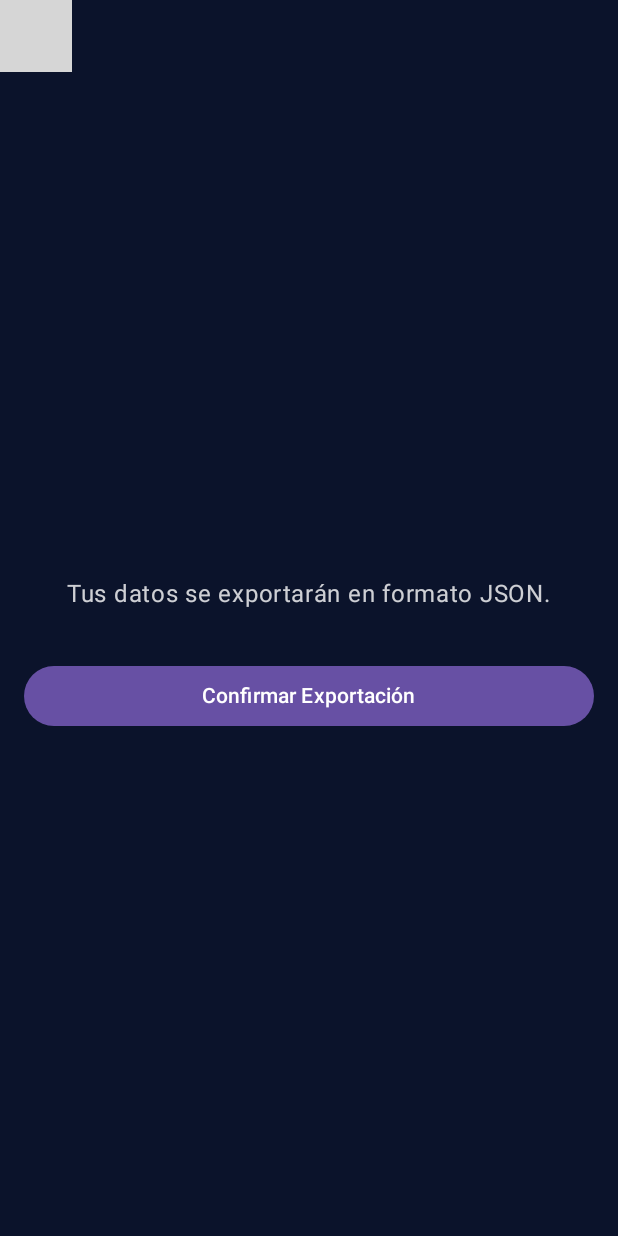
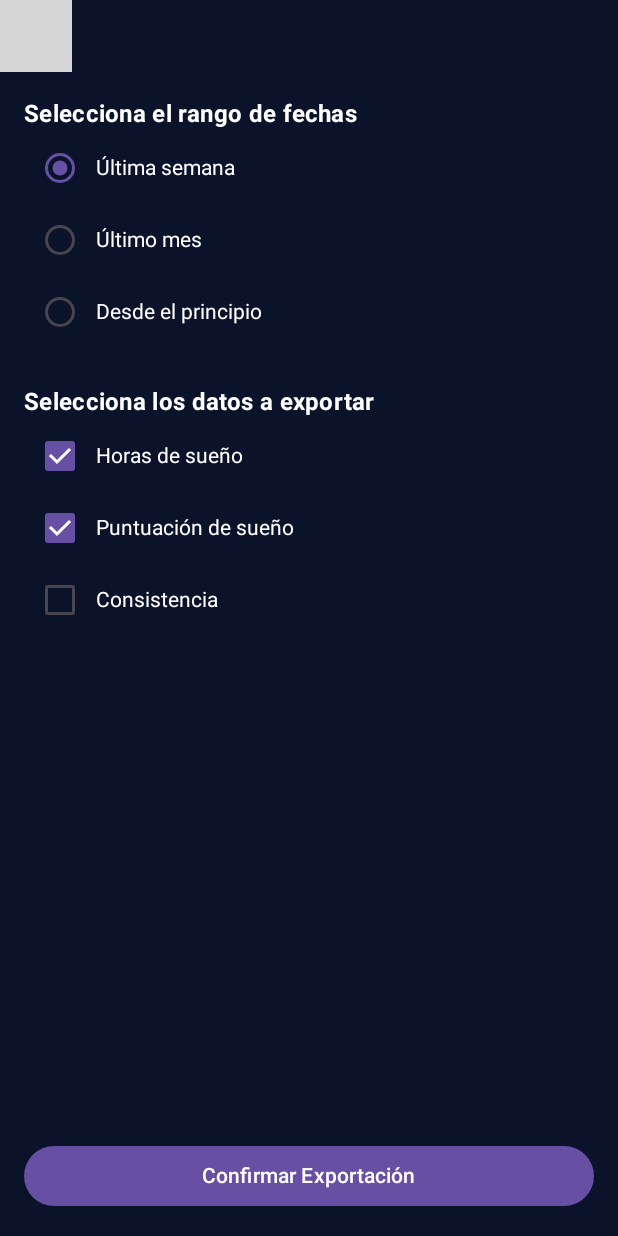
Before and after one commit to Nix-ui/Morfeo, an Android app built with Jetpack Compose: the @Preview function PreviewExportDataScreen, on a phone screen of 412 x 824 dp. Run offline under Robolectric (Android 15) with nearby library versions, the phone set to English and light mode, and no system bars; 1 statement that could not run was skipped; grey boxes are pictures that could not be loaded.

Commit message:
agragada política de privacidad y mejora de exportación

```diff
--- a/app/src/main/java/com/ucb/morfeo/features/settings/presentation/ExportDataScreen.kt
+++ b/app/src/main/java/com/ucb/morfeo/features/settings/presentation/ExportDataScreen.kt
@@ -2,23 +2,30 @@ package com.ucb.morfeo.features.settings.presentation
 
 import android.content.Context
 import android.widget.Toast
+import androidx.compose.foundation.clickable
 import androidx.compose.foundation.layout.Arrangement
 import androidx.compose.foundation.layout.Column
+import androidx.compose.foundation.layout.Row
 import androidx.compose.foundation.layout.Spacer
 import androidx.compose.foundation.layout.fillMaxSize
 import androidx.compose.foundation.layout.fillMaxWidth
 import androidx.compose.foundation.layout.height
 import androidx.compose.foundation.layout.padding
+import androidx.compose.foundation.rememberScrollState
+import androidx.compose.foundation.verticalScroll
 import androidx.compose.material3.Button
+import androidx.compose.material3.Checkbox
 import androidx.compose.material3.MaterialTheme
+import androidx.compose.material3.RadioButton
 import androidx.compose.material3.Scaffold
 import androidx.compose.material3.Text
-import androidx.compose.runtime.Composable
+import androidx.compose.runtime.*
 import androidx.compose.ui.Alignment
 import androidx.compose.ui.Modifier
 import androidx.compose.ui.graphics.Color
 import androidx.compose.ui.platform.LocalContext
 import androidx.compose.ui.res.colorResource
+import androidx.compose.ui.text.font.FontWeight
 import androidx.compose.ui.tooling.preview.Preview
 import androidx.compose.ui.unit.dp
 import com.ucb.morfeo.R
@@ -31,6 +38,17 @@ fun ExportDataScreen(
     viewModel: SettingsViewModel = koinViewModel()
 ) {
     val context = LocalContext.current
+
+    var dateRangeOption by remember { mutableStateOf("Última semana") }
+    val dateRanges = listOf("Última semana", "Último mes", "Desde el principio")
+
+    val dataToExportOptions = remember {
+        mutableStateMapOf(
+            "Horas de sueño" to true,
+            "Puntuación de sueño" to true,
+            "Consistencia" to false
+        )
+    }
 
     Scaffold(
         topBar = {
@@ -46,22 +64,55 @@ fun ExportDataScreen(
             modifier = Modifier
                 .fillMaxSize()
                 .padding(paddingValues)
-                .padding(16.dp),
-            horizontalAlignment = Alignment.CenterHorizontally,
-            verticalArrangement = Arrangement.Center
+                .padding(16.dp)
+                .verticalScroll(rememberScrollState()),
+            horizontalAlignment = Alignment.Start
         ) {
             Text(
-                text = "Tus datos se exportarán en formato JSON.",
-                style = MaterialTheme.typography.bodyLarge,
-                color = Color.White.copy(alpha = 0.8f)
+                text = "Selecciona el rango de fechas",
+                style = MaterialTheme.typography.titleMedium,
+                fontWeight = FontWeight.Bold,
+                color = Color.White
             )
-            Spacer(modifier = Modifier.height(32.dp))
+            dateRanges.forEach {
+                Row(
+                    verticalAlignment = Alignment.CenterVertically,
+                    modifier = Modifier.fillMaxWidth().clickable { dateRangeOption = it }
+                ) {
+                    RadioButton(selected = dateRangeOption == it, onClick = { dateRangeOption = it })
+                    Text(text = it, color = Color.White)
+                }
+            }
+
+            Spacer(modifier = Modifier.height(24.dp))
+
+            Text(
+                text = "Selecciona los datos a exportar",
+                style = MaterialTheme.typography.titleMedium,
+                fontWeight = FontWeight.Bold,
+                color = Color.White
+            )
+            dataToExportOptions.keys.forEach { key ->
+                Row(
+                    verticalAlignment = Alignment.CenterVertically,
+                    modifier = Modifier.fillMaxWidth().clickable { dataToExportOptions[key] = !dataToExportOptions.getValue(key) }
+                ) {
+                    Checkbox(checked = dataToExportOptions.getValue(key), onCheckedChange = { dataToExportOptions[key] = it })
+                    Text(text = key, color = Color.White)
+                }
+            }
+
+            Spacer(modifier = Modifier.weight(1f))
+
             Button(
                 onClick = {
-                    viewModel.exportData()
-                    showToast(context, "Exportando datos...")
+                    val selectedData = dataToExportOptions.filter { it.value }.keys.joinToString()
+                    // En una implementación real, pasarías estas opciones al viewModel
+                    // viewModel.exportData(dateRangeOption, selectedData)
+                    showToast(context, "Iniciando exportación para $dateRangeOption: $selectedData")
                 },
-                modifier = Modifier.fillMaxWidth()
+                modifier = Modifier.fillMaxWidth(),
+                enabled = dataToExportOptions.values.any { it }
             ) {
                 Text(text = "Confirmar Exportación")
             }
@@ -76,6 +127,5 @@ private fun showToast(context: Context, message: String) {
 @Preview
 @Composable
 fun PreviewExportDataScreen() {
-    // Note: The viewModel won't be available in the preview
     ExportDataScreen(onBack = {})
 }
```
Also changed, not shown: app/src/main/java/com/ucb/morfeo/features/settings/presentation/PrivacyPolicyScreen.kt (+42 -19 lines).
